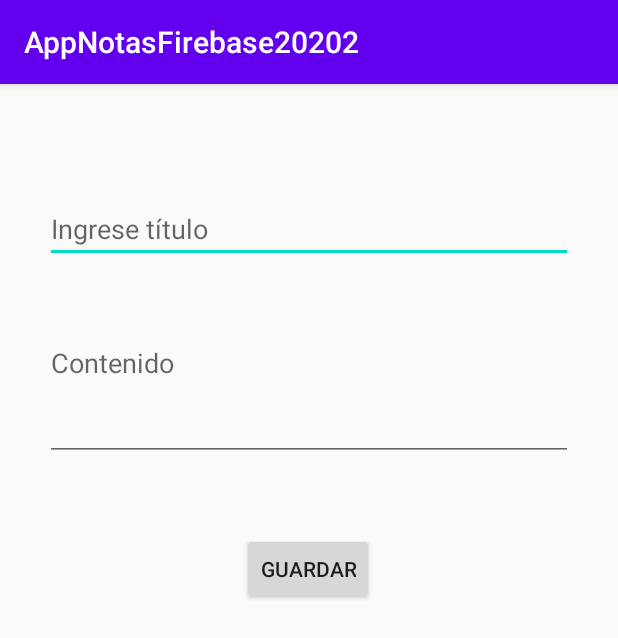
After one commit to AngelCm078/AppNotasFirebase20202, an Android app: the RegistroActivity screen opened directly, with no data from a screen before it, on a phone screen of 412 x 824 dp. The commit adds this screen. Shown: the top 638 px of the screen. Run offline under Robolectric (Android 15) with nearby library versions, the phone set to English and light mode, and no system bars; our stand-ins replace Firebase (no records; nobody signed in at launch, a user with empty details on screens opened directly).

Commit message:
tercer Commit

```diff
--- a/app/src/main/AndroidManifest.xml
+++ b/app/src/main/AndroidManifest.xml
@@ -9,6 +9,7 @@
         android:roundIcon="@mipmap/ic_launcher_round"
         android:supportsRtl="true"
         android:theme="@style/AppTheme">
+        <activity android:name=".RegistroActivity"></activity>
         <activity android:name=".MainActivity">
             <intent-filter>
                 <action android:name="android.intent.action.MAIN" />
--- /dev/null
+++ b/app/src/main/java/com/angelcm/appnotasfirebase20202/RegistroActivity.java
@@ -0,0 +1,80 @@
+package com.angelcm.appnotasfirebase20202;
+
+import android.content.Intent;
+import android.os.Bundle;
+import android.util.Log;
+import android.view.View;
+import android.widget.Button;
+import android.widget.EditText;
+import android.widget.Toast;
+
+import androidx.annotation.NonNull;
+import androidx.appcompat.app.AppCompatActivity;
+
+import com.angelcm.appnotasfirebase20202.models.NotaModel;
+import com.google.android.gms.tasks.OnFailureListener;
+import com.google.android.gms.tasks.OnSuccessListener;
+import com.google.firebase.firestore.DocumentReference;
+import com.google.firebase.firestore.FirebaseFirestore;
+
+import java.util.HashMap;
+import java.util.Map;
+
+
+public class RegistroActivity extends AppCompatActivity {
+
+    private EditText et_registro_titulo, et_registro_contenido;
+    private Button btn_registro_guardar;
+    private NotaModel model;
+    protected FirebaseFirestore db;
+    private String TAG = "LFNOT";
+    final private String collection = "notes";
+
+    @Override
+    protected void onCreate(Bundle savedInstanceState) {
+        super.onCreate(savedInstanceState);
+        setContentView(R.layout.activity_registro);
+
+        db = FirebaseFirestore.getInstance();
+        et_registro_contenido = findViewById(R.id.et_registro_contenido);
+        et_registro_titulo = findViewById(R.id.et_registro_titulo);
+        btn_registro_guardar = findViewById(R.id.btn_registro_guardar);
+
+        btn_registro_guardar.setOnClickListener(new View.OnClickListener() {
+            @Override
+            public void onClick(View view) {
+                String contenido, titulo;
+                titulo = et_registro_titulo.getText().toString();
+                contenido = et_registro_contenido.getText().toString();
+
+                model = new NotaModel(titulo, contenido);
+
+
+                db.collection(collection)
+                        .add(model)
+                        .addOnSuccessListener(new OnSuccessListener<DocumentReference>() {
+                            @Override
+                            public void onSuccess(DocumentReference documentReference) {
+                                Log.d(TAG, "DocumentSnapshot added with ID: " + documentReference.getId());
+                                Toast.makeText(getApplicationContext(), "Guardado correctamente", Toast.LENGTH_LONG).show();
+                                goToMain();
+                            }
+                        })
+                        .addOnFailureListener(new OnFailureListener() {
+                            @Override
+                            public void onFailure(@NonNull Exception e) {
+                                Log.w(TAG, "Error adding document", e);
+                                Toast.makeText(getApplicationContext(), "No se guardó correctamente: " + e.getMessage() , Toast.LENGTH_LONG).show();
+                            }
+                        });
+
+            }
+        });
+
+    }
+
+    private void goToMain(){
+        Intent listar = new Intent(this, MainActivity.class);
+        startActivity(listar);
+    }
+}
--- /dev/null
+++ b/app/src/main/res/drawable/ic_account_circle_white_18dp.xml
@@ -0,0 +1,4 @@
+<?xml version="1.0" encoding="utf-8"?>
+<selector xmlns:android="http://schemas.android.com/apk/res/android">
+
+</selector>
--- /dev/null
+++ b/app/src/main/res/layout/activity_registro.xml
@@ -0,0 +1,46 @@
+<?xml version="1.0" encoding="utf-8"?>
+<androidx.constraintlayout.widget.ConstraintLayout xmlns:android="http://schemas.android.com/apk/res/android"
+    xmlns:app="http://schemas.android.com/apk/res-auto"
+    xmlns:tools="http://schemas.android.com/tools"
+    android:layout_width="match_parent"
+    android:layout_height="match_parent"
+    tools:context=".RegistroActivity"
+    android:padding="30sp">
+
+    <EditText
+        android:id="@+id/et_registro_titulo"
+        android:layout_width="match_parent"
+        android:layout_height="wrap_content"
+        android:layout_marginTop="44dp"
+        android:ems="10"
+        android:inputType="textPersonName"
+        android:hint="Ingrese título"
+        app:layout_constraintEnd_toEndOf="parent"
+        app:layout_constraintStart_toStartOf="parent"
+        app:layout_constraintTop_toTopOf="parent" />
+
+    <EditText
+        android:id="@+id/et_registro_contenido"
+        android:layout_width="match_parent"
+        android:layout_height="wrap_content"
+        android:layout_marginTop="44dp"
+        android:ems="10"
+        android:gravity="start|top"
+        android:hint="Contenido"
+        android:inputType="textMultiLine"
+        android:lines="3"
+        app:layout_constraintEnd_toEndOf="parent"
+        app:layout_constraintStart_toStartOf="parent"
+        app:layout_constraintTop_toBottomOf="@+id/et_registro_titulo" />
+
+    <Button
+        android:id="@+id/btn_registro_guardar"
+        android:layout_width="wrap_content"
+        android:layout_height="wrap_content"
+        android:layout_marginTop="48dp"
+        android:text="Guardar"
+        app:layout_constraintEnd_toEndOf="parent"
+        app:layout_constraintHorizontal_bias="0.498"
+        app:layout_constraintStart_toStartOf="parent"
+        app:layout_constraintTop_toBottomOf="@+id/et_registro_contenido" />
+</androidx.constraintlayout.widget.ConstraintLayout>
```
Also changed, not shown: app/src/main/java/com/angelcm/appnotasfirebase20202/MainActivity.java (+50 -26 lines), app/src/main/java/com/angelcm/appnotasfirebase20202/adapters/NotaAdapter.java (added, +108 -0 lines), app/src/main/java/com/angelcm/appnotasfirebase20202/models/NotaModel.java (added, +58 -0 lines), app/src/main/res/layout/activity_main.xml (+20 -7 lines), app/src/main/res/layout/nota_item.xml (added, +54 -0 lines).
